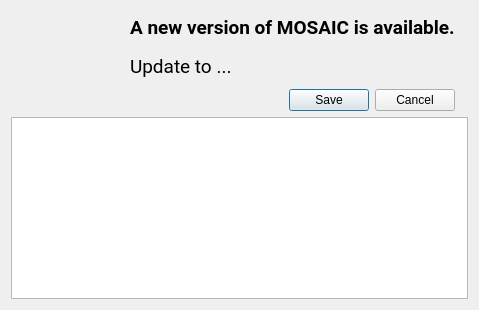
usnistgov/mosaic, file mosaicgui/ui/MOSAICUpdate.ui: the form before one commit.
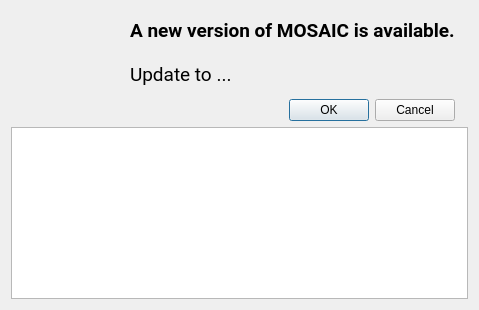
The form after the commit. Icons and pictures are not drawn.

Patch:
```diff
--- a/mosaicgui/ui/MOSAICUpdate.ui
+++ b/mosaicgui/ui/MOSAICUpdate.ui
@@ -16,6 +16,9 @@
   <layout class="QVBoxLayout" name="verticalLayout_4">
    <item>
     <layout class="QHBoxLayout" name="horizontalLayout_2">
+     <property name="sizeConstraint">
+      <enum>QLayout::SetFixedSize</enum>
+     </property>
      <item>
       <spacer name="horizontalSpacer">
        <property name="orientation">
@@ -88,7 +91,7 @@
       </layout>
      </item>
      <item>
-      <layout class="QVBoxLayout" name="verticalLayout_2">
+      <layout class="QVBoxLayout" name="verticalLayout_2" stretch="0,0">
        <item>
         <layout class="QVBoxLayout" name="verticalLayout">
          <item>
@@ -125,6 +128,9 @@
        </item>
        <item>
         <layout class="QHBoxLayout" name="horizontalLayout">
+         <property name="sizeConstraint">
+          <enum>QLayout::SetMinimumSize</enum>
+         </property>
          <item>
           <spacer name="horizontalSpacer_3">
            <property name="orientation">
@@ -144,7 +150,7 @@
             <enum>Qt::Horizontal</enum>
            </property>
            <property name="standardButtons">
-            <set>QDialogButtonBox::Cancel|QDialogButtonBox::Save</set>
+            <set>QDialogButtonBox::Cancel|QDialogButtonBox::Ok</set>
            </property>
            <property name="centerButtons">
             <bool>false</bool>
@@ -174,12 +180,12 @@
     </layout>
    </item>
    <item>
-    <widget class="QTextEdit" name="changelogTextEdit">
-     <property name="enabled">
-      <bool>true</bool>
-     </property>
-     <property name="readOnly">
-      <bool>true</bool>
+    <widget class="QTextBrowser" name="changelogTextEdit">
+     <property name="sizePolicy">
+      <sizepolicy hsizetype="Expanding" vsizetype="Expanding">
+       <horstretch>1</horstretch>
+       <verstretch>1</verstretch>
+      </sizepolicy>
      </property>
     </widget>
    </item>
```
Left out of the diff: 1 changed line with no effect on the pictures.
